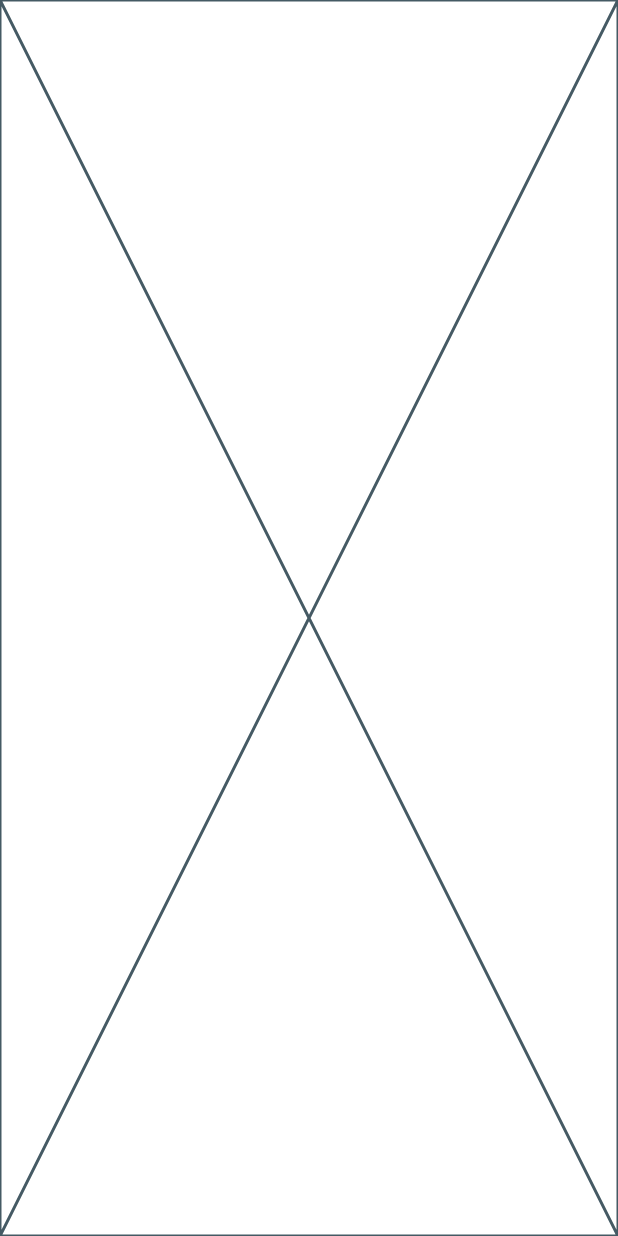
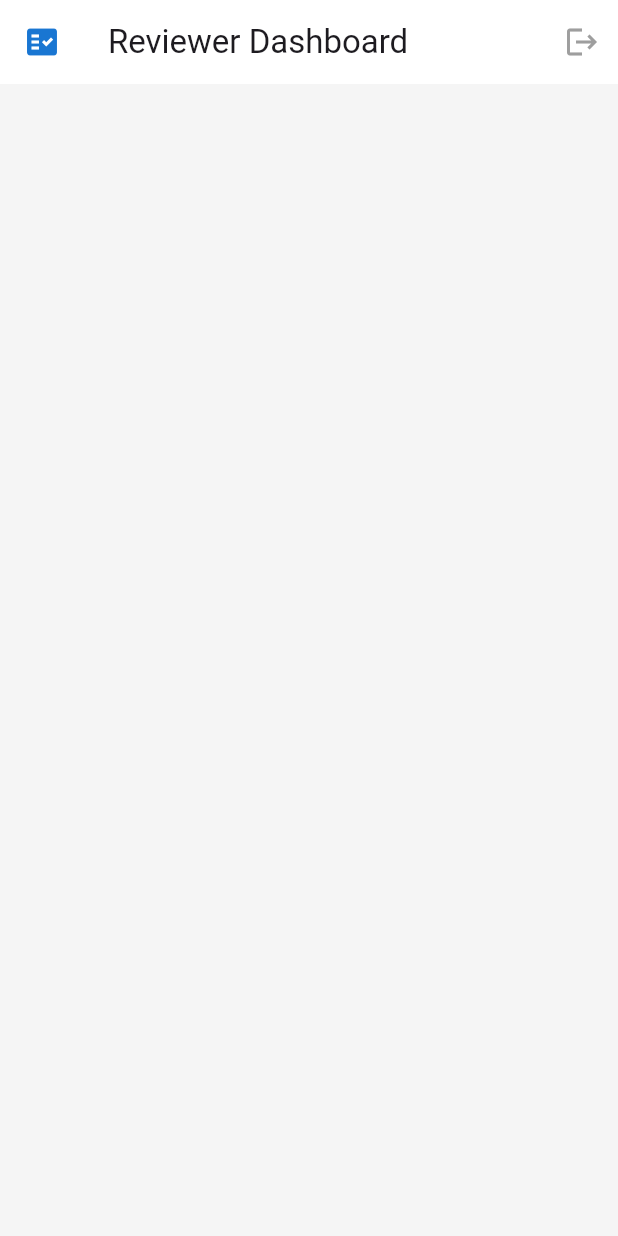
Before and after one commit to DanielLeke/TurnIn-App, a Flutter app: the screen it shows after launch, on a phone screen of 412 x 824 dp. Run offline on Flutter 3.47's test engine with Material 3 defaults, Android fonts, the phone set to English and light mode, and no system bars; our stand-ins replace get.

Commit message:
Building the reviewrer ui components. Built the app bar

```diff
--- a/lib/reviewers/reviewer_page.dart
+++ b/lib/reviewers/reviewer_page.dart
@@ -5,6 +5,23 @@ class ReviewerPage extends StatelessWidget {
 
   @override
   Widget build(BuildContext context) {
-    return const Placeholder();
+    return Scaffold(
+      backgroundColor: Colors.grey[100],
+      appBar: reviewerAppBar(),
+    );
+  }
+
+  AppBar reviewerAppBar() {
+    return AppBar(
+    backgroundColor: Colors.white,
+    title: Text('Reviewer Dashboard'),
+    leading: Icon(Icons.fact_check, color: Colors.blue[700]),
+    actions: [
+      IconButton(
+        onPressed: () {},
+        icon: Icon(Icons.logout, color: Colors.grey),
+      ),
+    ],
+  );
   }
 }
```
